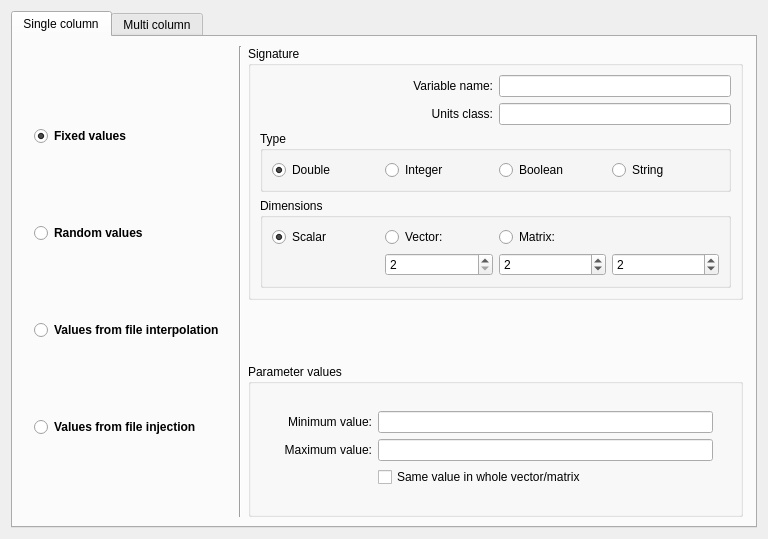
Qt form src/apps/openfluid-builder/model/AddGeneratorDialog.ui (OpenFLUID/openfluid) before a commit.
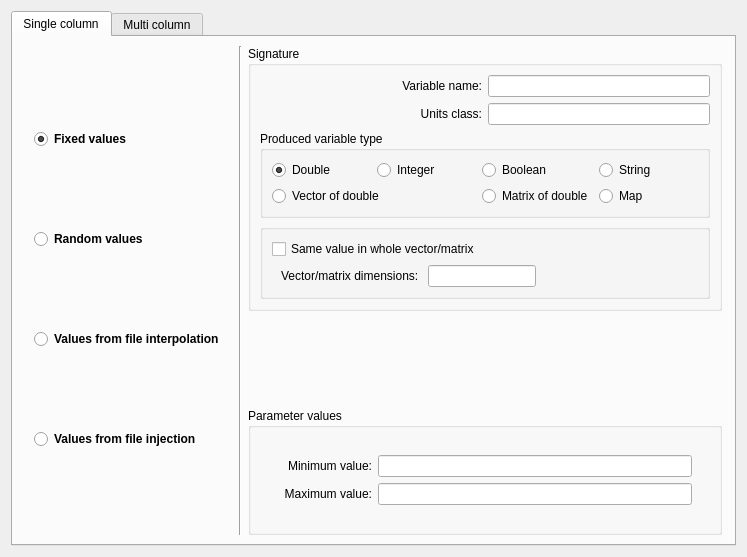
The same form after that commit. The open tabs and pages were chosen to show the change.

Commit message: Improved add generator dialog

Patch:
```diff
--- a/src/apps/openfluid-builder/model/AddGeneratorDialog.ui
+++ b/src/apps/openfluid-builder/model/AddGeneratorDialog.ui
@@ -6,8 +6,8 @@
    <rect>
     <x>0</x>
     <y>0</y>
-    <width>768</width>
-    <height>539</height>
+    <width>747</width>
+    <height>557</height>
    </rect>
   </property>
   <property name="windowTitle">
@@ -133,113 +133,123 @@
             <item>
              <widget class="QGroupBox" name="groupBox">
               <property name="title">
-               <string>Type</string>
+               <string>Produced variable type</string>
               </property>
-              <layout class="QHBoxLayout" name="horizontalLayout">
-               <item>
-                <widget class="QRadioButton" name="DoubleRadioButton">
+              <layout class="QGridLayout" name="gridLayout_5">
+               <item row="4" column="3">
+                <widget class="QRadioButton" name="MatrixRadioButton">
                  <property name="text">
-                  <string>Double</string>
+                  <string>Matrix of double</string>
                  </property>
-                 <property name="checked">
-                  <bool>true</bool>
+                </widget>
+               </item>
+               <item row="4" column="5">
+                <widget class="QRadioButton" name="MapRadioButton">
+                 <property name="text">
+                  <string>Map</string>
                  </property>
                 </widget>
                </item>
-               <item>
+               <item row="1" column="2">
                 <widget class="QRadioButton" name="IntegerRadioButton">
                  <property name="text">
                   <string>Integer</string>
                  </property>
                 </widget>
                </item>
-               <item>
-                <widget class="QRadioButton" name="BooleanRadioButton">
-                 <property name="text">
-                  <string>Boolean</string>
-                 </property>
-                </widget>
-               </item>
-               <item>
+               <item row="1" column="5">
                 <widget class="QRadioButton" name="StringRadioButton">
                  <property name="text">
                   <string>String</string>
                  </property>
                 </widget>
                </item>
-              </layout>
-             </widget>
-            </item>
-            <item>
-             <widget class="QGroupBox" name="DimensionsGroupBox">
-              <property name="title">
-               <string>Dimensions</string>
-              </property>
-              <layout class="QGridLayout" name="gridLayout_2">
-               <item row="0" column="1">
+               <item row="1" column="1">
+                <widget class="QRadioButton" name="DoubleRadioButton">
+                 <property name="text">
+                  <string>Double</string>
+                 </property>
+                 <property name="checked">
+                  <bool>true</bool>
+                 </property>
+                </widget>
+               </item>
+               <item row="1" column="3">
+                <widget class="QRadioButton" name="BooleanRadioButton">
+                 <property name="text">
+                  <string>Boolean</string>
+                 </property>
+                </widget>
+               </item>
+               <item row="4" column="1" colspan="2">
                 <widget class="QRadioButton" name="VectorRadioButton">
-                 <property name="styleSheet">
-                  <string notr="true"/>
-                 </property>
                  <property name="text">
-                  <string>Vector:</string>
+                  <string>Vector of double</string>
                  </property>
                 </widget>
                </item>
-               <item row="2" column="3">
-                <widget class="QSpinBox" name="MatrixRowsSpinBox">
-                 <property name="toolTip">
-                  <string>Number of rows</string>
+              </layout>
+             </widget>
+            </item>
+            <item>
+             <widget class="QGroupBox" name="SourceGroupBox">
+              <property name="title">
+               <string/>
+              </property>
+              <layout class="QGridLayout" name="gridLayout_2">
+               <item row="1" column="1">
+                <spacer name="horizontalSpacer_2">
+                 <property name="orientation">
+                  <enum>Qt::Horizontal</enum>
                  </property>
-                 <property name="maximum">
-                  <number>10000</number>
+                 <property name="sizeHint" stdset="0">
+                  <size>
+                   <width>80</width>
+                   <height>20</height>
+                  </size>
                  </property>
-                 <property name="value">
-                  <number>2</number>
-                 </property>
-                </widget>
+                </spacer>
                </item>
                <item row="0" column="0">
-                <widget class="QRadioButton" name="ScalarRadioButton">
+                <widget class="QCheckBox" name="IdenticalValueCheckbox">
                  <property name="text">
-                  <string>Scalar</string>
+                  <string>Same value in whole vector/matrix</string>
                  </property>
-                 <property name="checked">
-                  <bool>true</bool>
-                 </property>
                 </widget>
                </item>
-               <item row="0" column="2">
-                <widget class="QRadioButton" name="MatrixRadioButton">
-                 <property name="text">
-                  <string>Matrix:</string>
-                 </property>
-                </widget>
-               </item>
-               <item row="2" column="2">
-                <widget class="QSpinBox" name="MatrixColsSpinBox">
-                 <property name="toolTip">
-                  <string>Number of columns</string>
-                 </property>
-                 <property name="minimum">
-                  <number>1</number>
-                 </property>
-                 <property name="maximum">
-                  <number>10000</number>
-                 </property>
-                 <property name="value">
-                  <number>2</number>
-                 </property>
-                </widget>
-               </item>
-               <item row="2" column="1">
-                <widget class="QSpinBox" name="VectorSpinBox">
-                 <property name="minimum">
-                  <number>2</number>
-                 </property>
-                 <property name="maximum">
-                  <number>16777215</number>
-                 </property>
+               <item row="1" column="0">
+                <widget class="QWidget" name="DimensionsGroupBox" native="true">
+                 <layout class="QHBoxLayout" name="horizontalLayout">
+                  <property name="topMargin">
+                   <number>0</number>
+                  </property>
+                  <property name="bottomMargin">
+                   <number>0</number>
+                  </property>
+                  <item>
+                   <widget class="QLabel" name="label_10">
+                    <property name="text">
+                     <string>Vector/matrix dimensions: </string>
+                    </property>
+                   </widget>
+                  </item>
+                  <item>
+                   <widget class="QLineEdit" name="DimensionsLineEdit">
+                    <property name="sizePolicy">
+                     <sizepolicy hsizetype="Fixed" vsizetype="Fixed">
+                      <horstretch>0</horstretch>
+                      <verstretch>0</verstretch>
+                     </sizepolicy>
+                    </property>
+                    <property name="maxLength">
+                     <number>20</number>
+                    </property>
+                    <property name="placeholderText">
+                     <string/>
+                    </property>
+                   </widget>
+                  </item>
+                 </layout>
                 </widget>
                </item>
               </layout>
@@ -317,13 +327,6 @@
                    <item row="1" column="1">
                     <widget class="QLineEdit" name="MaxValueEdit"/>
                    </item>
-                   <item row="2" column="1">
-                    <widget class="QCheckBox" name="RandomIdenticalValueCheckbox">
-                     <property name="text">
-                      <string>Same value in whole vector/matrix</string>
-                     </property>
-                    </widget>
-                   </item>
                   </layout>
                  </widget>
                 </item>
```
Left out of the diff: 11 changed lines with no effect on the pictures. The commit also changes 7 other files.
